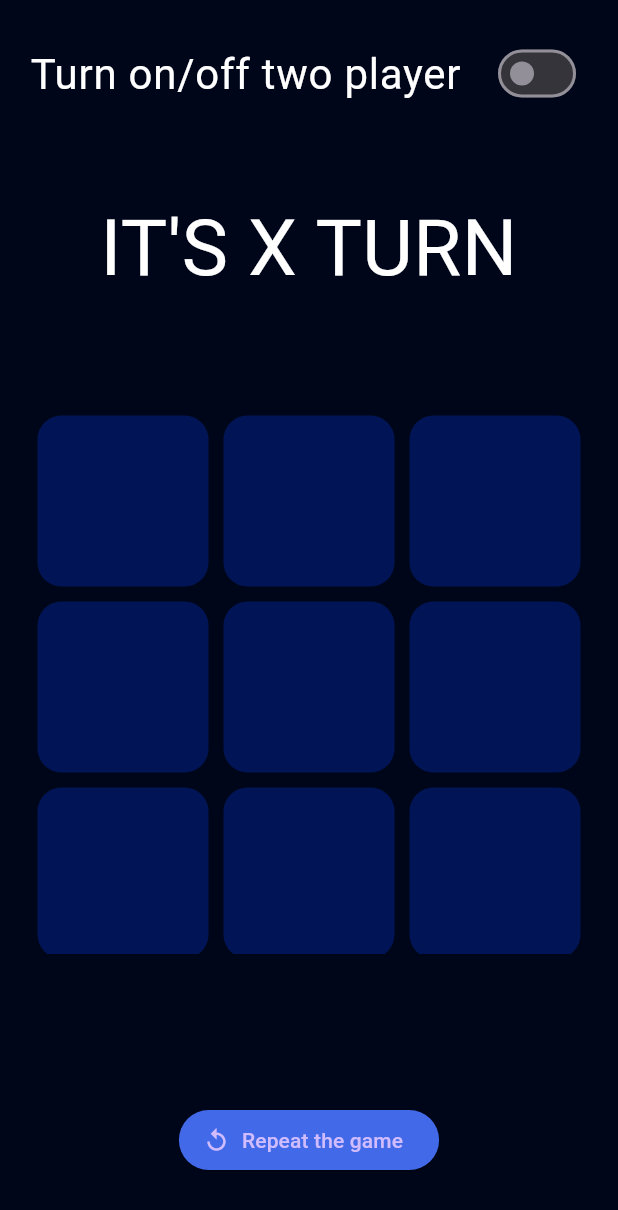
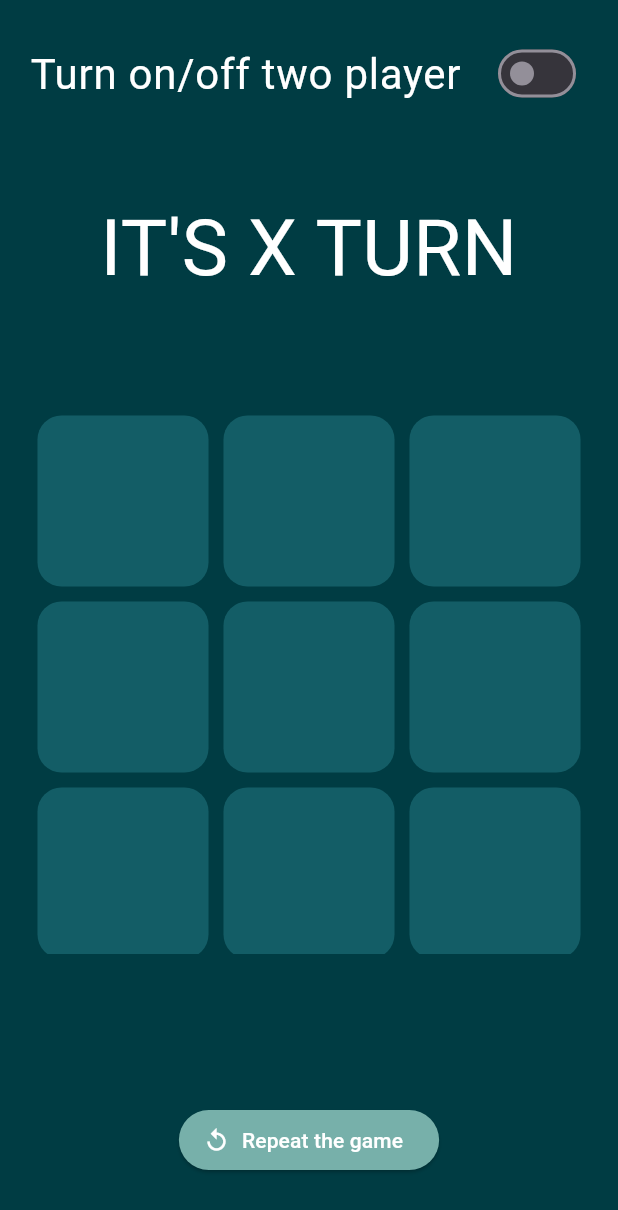
Before and after one commit to MostafaGaber135/tic_tac_toe_game, a Flutter app: the screen it shows after launch, on a phone screen of 412 x 824 dp. Shown: the top 1210 px of the screen. Run offline on Flutter 3.47's test engine with Material 3 defaults, Android fonts, the phone set to English and light mode, and no system bars.

Commit message:
finish the project

```diff
--- a/lib/main.dart
+++ b/lib/main.dart
@@ -15,9 +15,9 @@ class MyApp extends StatelessWidget {
       theme: ThemeData(
         brightness: Brightness.dark,
         primarySwatch: Colors.blue,
-        primaryColor: const Color(0xFF00061A),
-        shadowColor: const Color(0xFF001456),
-        splashColor: const Color(0xFF4169e8),
+        primaryColor: const Color(0xFF003C43),
+        shadowColor: const Color(0xFF135D66),
+        splashColor: const Color(0xFF77B0AA),
         useMaterial3: true,
       ),
       home: const HomePage(),
--- a/lib/widgets/home_screen.dart
+++ b/lib/widgets/home_screen.dart
@@ -142,8 +142,14 @@ class _HomePageState extends State<HomePage> {
             result = '';
           });
         },
-        icon: const Icon(Icons.replay),
-        label: const Text('Repeat the game'),
+        icon: const Icon(
+          Icons.replay,
+          color: Colors.white,
+        ),
+        label: const Text(
+          'Repeat the game',
+          style: TextStyle(color: Colors.white),
+        ),
         style: ButtonStyle(
           backgroundColor:
               MaterialStateProperty.all(Theme.of(context).splashColor),
```
